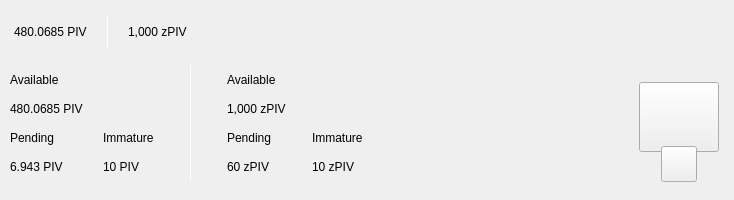
RapidsOfficial/Rapids, file src/qt/pivx/forms/topbar.ui: the form before one commit.
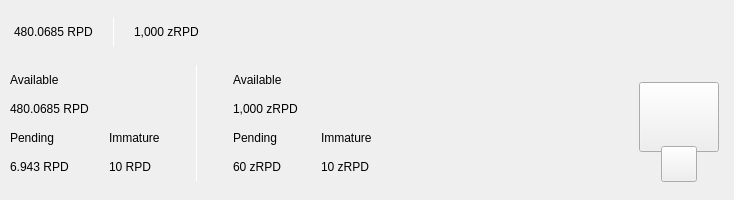
The form after the commit. Custom widgets are drawn as their Qt base class.

```diff
--- a/src/qt/pivx/forms/topbar.ui
+++ b/src/qt/pivx/forms/topbar.ui
@@ -119,7 +119,7 @@
                <string notr="true">padding:0px;margin:0px;</string>
               </property>
               <property name="text">
-               <string notr="true">480.0685 PIV</string>
+               <string notr="true">480.0685 RPD</string>
               </property>
              </widget>
             </item>
@@ -188,7 +188,7 @@
                </size>
               </property>
               <property name="text">
-               <string notr="true">1,000 zPIV</string>
+               <string notr="true">1,000 zRPD</string>
               </property>
              </widget>
             </item>
@@ -408,7 +408,7 @@
                <item>
                 <widget class="QLabel" name="labelAmountPiv">
                  <property name="text">
-                  <string notr="true">480.0685 PIV</string>
+                  <string notr="true">480.0685 RPD</string>
                  </property>
                 </widget>
                </item>
@@ -431,7 +431,7 @@
                  <item>
                   <widget class="QLabel" name="labelPendingPiv">
                    <property name="text">
-                    <string notr="true">6.943 PIV</string>
+                    <string notr="true">6.943 RPD</string>
                    </property>
                   </widget>
                  </item>
@@ -465,7 +465,7 @@
                  <item>
                   <widget class="QLabel" name="labelImmaturePiv">
                    <property name="text">
-                    <string notr="true">10 PIV</string>
+                    <string notr="true">10 RPD</string>
                    </property>
                   </widget>
                  </item>
@@ -529,7 +529,7 @@
                 <item>
                  <widget class="QLabel" name="labelAvailablezPiv">
                   <property name="text">
-                   <string notr="true">1,000 zPIV</string>
+                   <string notr="true">1,000 zRPD</string>
                   </property>
                  </widget>
                 </item>
@@ -552,7 +552,7 @@
                   <item>
                    <widget class="QLabel" name="labelPendingzPiv">
                     <property name="text">
-                     <string notr="true">60 zPIV</string>
+                     <string notr="true">60 zRPD</string>
                     </property>
                    </widget>
                   </item>
@@ -586,7 +586,7 @@
                   <item>
                    <widget class="QLabel" name="labelImmaturezPiv">
                     <property name="text">
-                     <string notr="true">10 zPIV</string>
+                     <string notr="true">10 zRPD</string>
                     </property>
                    </widget>
                   </item>
```
